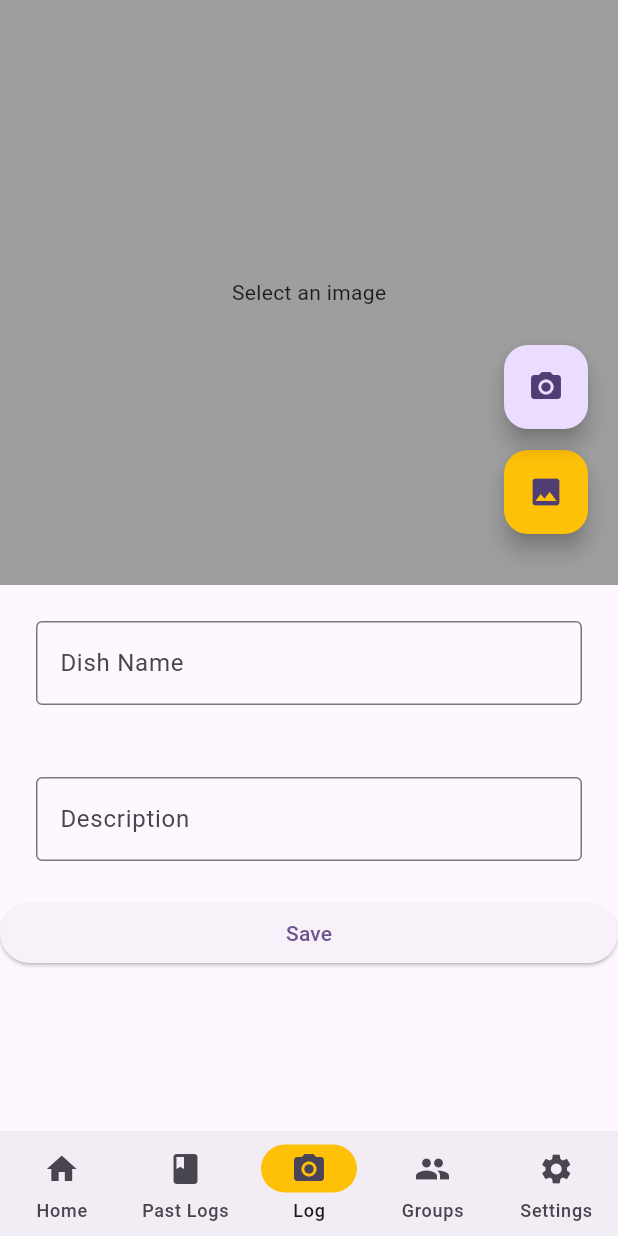
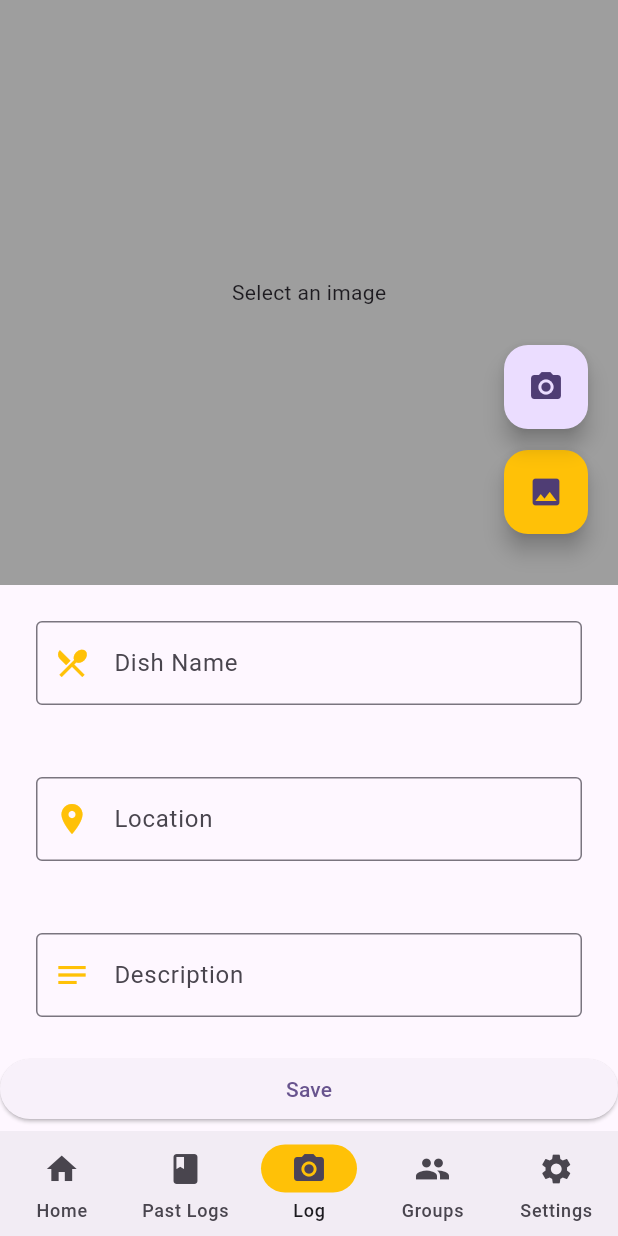
Before and after one commit to yewkhang/culinary_compass, a Flutter app: the screen it shows after launch, item 3 of the bottom bar chosen, on a phone screen of 412 x 824 dp. Run offline on Flutter 3.47's test engine with Material 3 defaults, Android fonts, the phone set to English and light mode, and no system bars; our stand-ins replace get, image_picker.

Commit message:
feature: location search with Google Maps autocomplete

```diff
--- a/lib/logging_page.dart
+++ b/lib/logging_page.dart
@@ -1,3 +1,4 @@
+import 'package:culinary_compass/utils/controllers/location_controller.dart';
 import 'package:culinary_compass/utils/constants/sizes.dart';
 import 'package:flutter/material.dart';
 import 'package:flutter/services.dart';
@@ -6,7 +7,6 @@ import 'package:get/get.dart';
 import 'package:image_picker/image_picker.dart';
 import 'dart:io'; // for reading and writing files
 import 'package:culinary_compass/utils/constants/colors.dart';
-
 
 class LoggingPage extends StatefulWidget {
   const LoggingPage({super.key});
@@ -25,10 +25,11 @@ class _LoggingPageState extends State<LoggingPage> {
   @override
   Widget build(BuildContext context) {
     final controller = Get.put(ImageController());
+    final locationController = Get.put(LocationController());
 
     return Scaffold(
       body: ListView(children: <Widget>[
-        // Image Selection
+        // ----- IMAGE SELECTION ----- //
         Stack(children: [
           // spot for image to show
           Obx(() => controller.selectedImagePath.value == ''
@@ -69,6 +70,8 @@ class _LoggingPageState extends State<LoggingPage> {
             ),
           )
         ]),
+
+        // ----- TEXT INPUTS ----- //
         // Name TextField
         Container(
           padding: const EdgeInsets.all(CCSizes.defaultSpace),
@@ -78,13 +81,76 @@ class _LoggingPageState extends State<LoggingPage> {
                 _name = value;
               });
             },
-            decoration: InputDecoration(
-              hintText: 'Dish Name',
-              border: OutlineInputBorder(),
-            ),
+            decoration: const InputDecoration(
+                hintText: 'Dish Name',
+                border: OutlineInputBorder(),
+                prefixIcon: Icon(
+                  Icons.local_dining,
+                  color: CCColors.primaryColor,
+                )),
           ),
         ),
-        // Location TextField (TO BE IMPLEMENTED)
+        // Location TextField
+        Container(
+          padding: const EdgeInsets.all(CCSizes.defaultSpace),
+          child: TextField(
+            controller: locationController.locationSearch,
+            onChanged: (String value) {
+              if (value.isNotEmpty) {
+                locationController.selectedAddress.value = value;
+              }
+            },
+            decoration: const InputDecoration(
+              hintText: 'Location',
+              border: OutlineInputBorder(),
+              prefixIcon: Icon(
+                Icons.location_on,
+                color: CCColors.primaryColor,
+              ),
+            ),
+            maxLines: null,
+          ),
+        ),
+        // Location suggestions
+        Obx(
+          () {
+            locationController.isLoading.value;
+            return locationController.showAutoCompleteList
+                ? ListView.builder(
+                    padding: const EdgeInsets.only(
+                        right: CCSizes.defaultSpace,
+                        left: CCSizes.defaultSpace),
+                    shrinkWrap: true,
+                    physics: const NeverScrollableScrollPhysics(),
+                    itemCount: locationController.data != []
+                        ? locationController.data.length
+                        : 0,
+                    itemBuilder: (context, index) {
+                      return ListTile(
+                        title: Text(locationController.data[index]
+                                ['description']
+                            .toString()),
+                        leading: const Icon(
+                          Icons.location_on_outlined,
+                          color: CCColors.primaryColor,
+                        ),
+                        onTap: () {
+                          final placeId =
+                              locationController.data[index]['description'];
+                          locationController.inputAddress.value = placeId;
+                          // Display chosen location in textfield
+                          locationController.locationSearch.text =
+                              locationController.inputAddress.value;
+                          // Reset search
+                          locationController.selectedAddress.value = '';
+                          locationController.data = [];
+                        },
+                        tileColor: Colors.grey.withOpacity(0.3),
+                      );
+                    })
+                : const SizedBox(); // When there are not results from location search
+          },
+        ),
         // Tags (TO BE IMPLEMENTED)
         // Description TextField
         Container(
@@ -95,9 +161,10 @@ class _LoggingPageState extends State<LoggingPage> {
                 _description = value;
               });
             },
-            decoration: InputDecoration(
+            decoration: const InputDecoration(
               hintText: 'Description',
               border: OutlineInputBorder(),
+              prefixIcon: Icon(Icons.notes, color: CCColors.primaryColor,)
             ),
           ),
         ),
--- /dev/null
+++ b/lib/utils/controllers/location_controller.dart
@@ -0,0 +1,51 @@
+import 'dart:convert';
+import 'package:culinary_compass/utils/constants/constants.dart';
+import 'package:flutter/material.dart';
+import 'package:flutter/rendering.dart';
+import 'package:get/get.dart';
+import 'package:http/http.dart' as http;
+import 'package:uuid/uuid.dart';
+
+class LocationController extends GetxController {
+  TextEditingController locationSearch = TextEditingController();
+
+  dynamic data;
+  final uuid = const Uuid();
+  String sessionToken = '123';
+
+  RxBool isLoading = false.obs;
+  RxString inputAddress = ''.obs;
+  RxString selectedAddress = ''.obs;
+
+  @override
+  void onInit() {
+    locationSearch.addListener(() {
+      autoCompleteAPI();
+    });
+    super.onInit();
+  }
+
+  Future<void> autoCompleteAPI() async {
+    isLoading.value = true;
+    if (sessionToken == '123') {
+      sessionToken = uuid.v4();
+    }
+
+    final request = '$MAPS_URL?input=${locationSearch.text}&sessionToken=$sessionToken&key=$MAPS_API&types=food&language=en';
+    final response = await http.get(Uri.parse(request));
+
+    if (response.statusCode == 200) {
+      isLoading.value = false;
+      final result = jsonDecode(response.body.toString());
+      if (result['status'] == 'OK') {
+        data = result['predictions'];
+      }
+    } else {
+      throw Exception('Failed to load location data');
+    }
+  }
+
+  bool get showAutoCompleteList {
+    return selectedAddress.value.isNotEmpty && data != [];
+  }
+}
```
